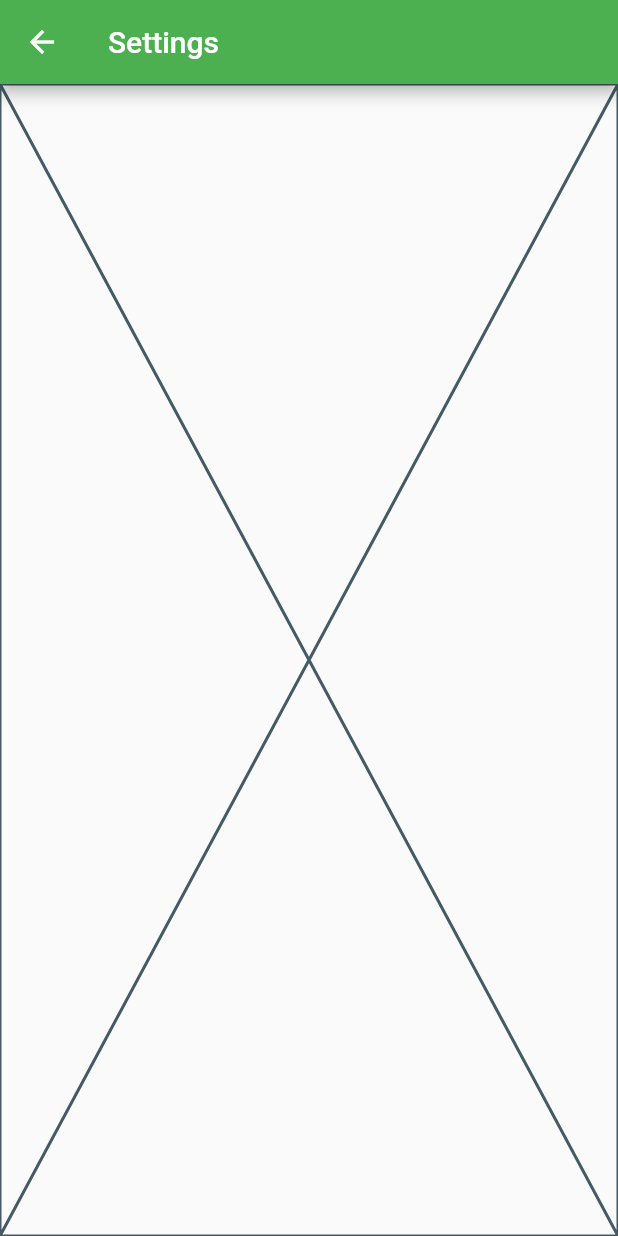
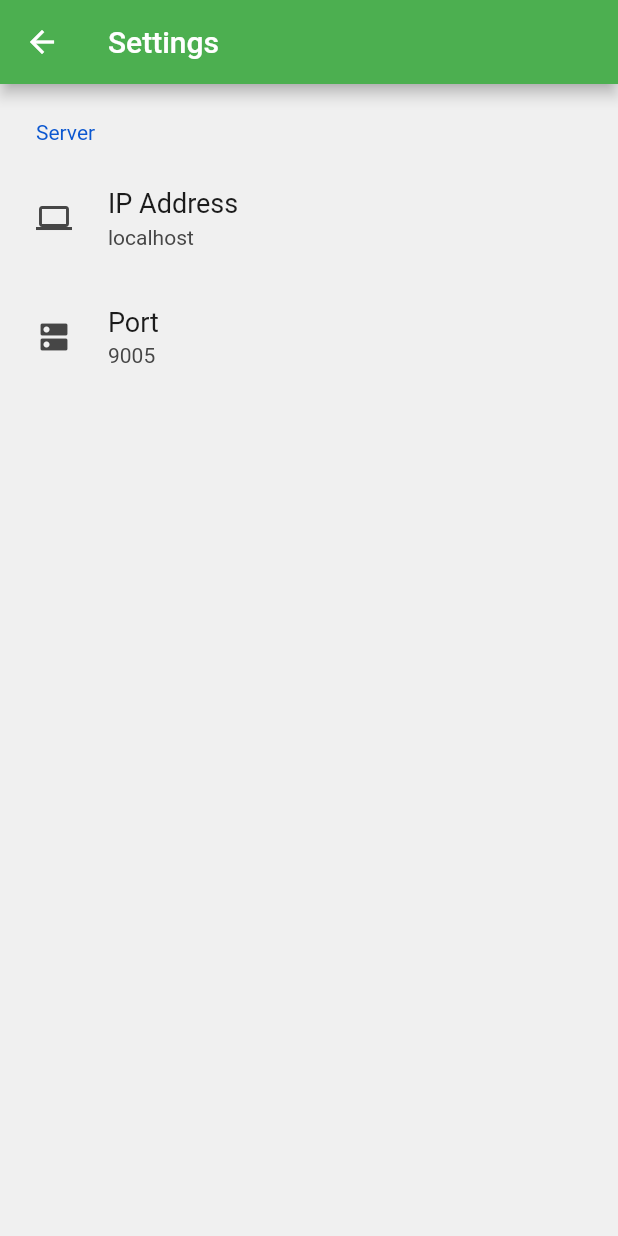
Before and after one commit to decaf-dev/nuthoughts-app, a Flutter app: the SettingsRoute screen opened directly, on a phone screen of 412 x 824 dp. Run offline on Flutter 3.47's test engine with Material 2 defaults, Android fonts, the phone set to English and light mode, and no system bars; drawn by our look-alikes of settings_ui; our stand-ins replace fluttertoast, get.

Commit message:
feat: add ip and port settings

```diff
--- a/lib/controllers/app_controller.dart
+++ b/lib/controllers/app_controller.dart
@@ -7,6 +7,8 @@ import 'package:http/http.dart' as http;
 class AppController extends GetxController {
   final savedBlocks = <SavedBlock>[];
   final isLoading = false.obs;
+  final ipAddress = 'localhost'.obs;
+  final port = '9005'.obs;
 
   int getNextBlockId(int bufferLength) {
     return savedBlocks.length + bufferLength + 1;
@@ -38,15 +40,15 @@ class AppController extends GetxController {
     }
 
     bool success = await saveBlocks(blockBuffer);
+    savedBlocks.addAll(blockBuffer);
     isLoading.value = false;
     return success;
   }
 
   Future<bool> saveBlocks(List<SavedBlock> blocks) async {
-    print(jsonEncode(blocks.map((block) => block.toJson()).toList()));
     try {
       final response = await http.post(
-        Uri.parse('http://<url>/save-blocks'),
+        Uri.parse('http://${ipAddress.value}:${port.value}/save-blocks'),
         headers: <String, String>{
           'Content-Type': 'application/json; charset=UTF-8',
         },
--- a/lib/routes/settings/settings_route.dart
+++ b/lib/routes/settings/settings_route.dart
@@ -1,6 +1,9 @@
+import 'package:chisel_notes/controllers/app_controller.dart';
 import 'package:flutter/material.dart';
 import 'package:flutter/src/widgets/framework.dart';
 import 'package:flutter/src/widgets/placeholder.dart';
+import 'package:get/get.dart';
+import 'package:settings_ui/settings_ui.dart';
 
 class SettingsRoute extends StatefulWidget {
   const SettingsRoute({super.key});
@@ -10,13 +13,73 @@ class SettingsRoute extends StatefulWidget {
 }
 
 class _SettingsRouteState extends State<SettingsRoute> {
+  final AppController controller = Get.find();
+
   @override
   Widget build(BuildContext context) {
     return Scaffold(
-      appBar: AppBar(
-        title: const Text('Settings'),
-      ),
-      body: Placeholder(),
-    );
+        appBar: AppBar(
+          title: const Text('Settings'),
+        ),
+        body: Obx(
+          () => SettingsList(
+            sections: [
+              SettingsSection(
+                title: const Text('Server'),
+                tiles: <SettingsTile>[
+                  SettingsTile.navigation(
+                    leading: const Icon(Icons.computer),
+                    title: const Text('IP Address'),
+                    value: Text(controller.ipAddress.value),
+                    onPressed: (BuildContext context) {
+                      _showSettingDialog("IP Address", controller.ipAddress);
+                    },
+                  ),
+                  SettingsTile.navigation(
+                    leading: const Icon(Icons.dns),
+                    title: const Text('Port'),
+                    value: Text(controller.port.value),
+                    onPressed: (BuildContext context) {
+                      _showSettingDialog("Port", controller.port);
+                    },
+                  ),
+                ],
+              ),
+            ],
+          ),
+        ));
+  }
+
+  void _showSettingDialog(
+    String title,
+    Rx<String> setting,
+  ) {
+    final textController = TextEditingController();
+    showDialog(
+        context: context,
+        builder: (context) {
+          return AlertDialog(
+            title: Text(title),
+            content: TextField(controller: textController, autofocus: true),
+            actions: <Widget>[
+              TextButton(
+                  onPressed: () {
+                    _dismissDialog();
+                  },
+                  child: const Text('Close')),
+              TextButton(
+                onPressed: () {
+                  setting.value = textController.text;
+                  _dismissDialog();
+                },
+                child: const Text('Save'),
+              )
+            ],
+          );
+        });
+  }
+
+  _dismissDialog() {
+    Navigator.pop(context);
   }
 }
--- a/pubspec.yaml
+++ b/pubspec.yaml
@@ -37,6 +37,7 @@ dependencies:
   get: ^4.6.5
   http: ^0.13.5
   fluttertoast: ^8.2.1
+  settings_ui: ^2.0.2
 
 dev_dependencies:
   flutter_test:
```
Also changed, not shown: pubspec.lock.
